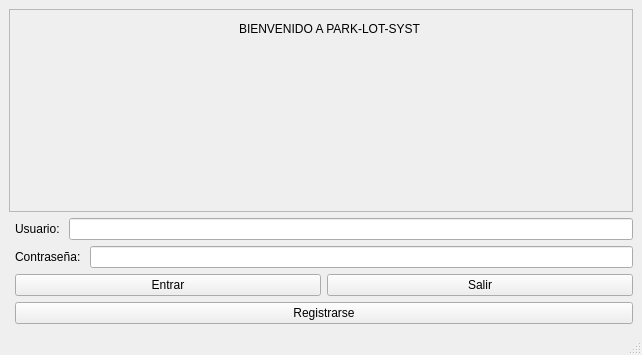
Jheb1024/Park_lot_System, file ParkingLotSystem1.0/inicio_sesion.ui: the form before one commit.
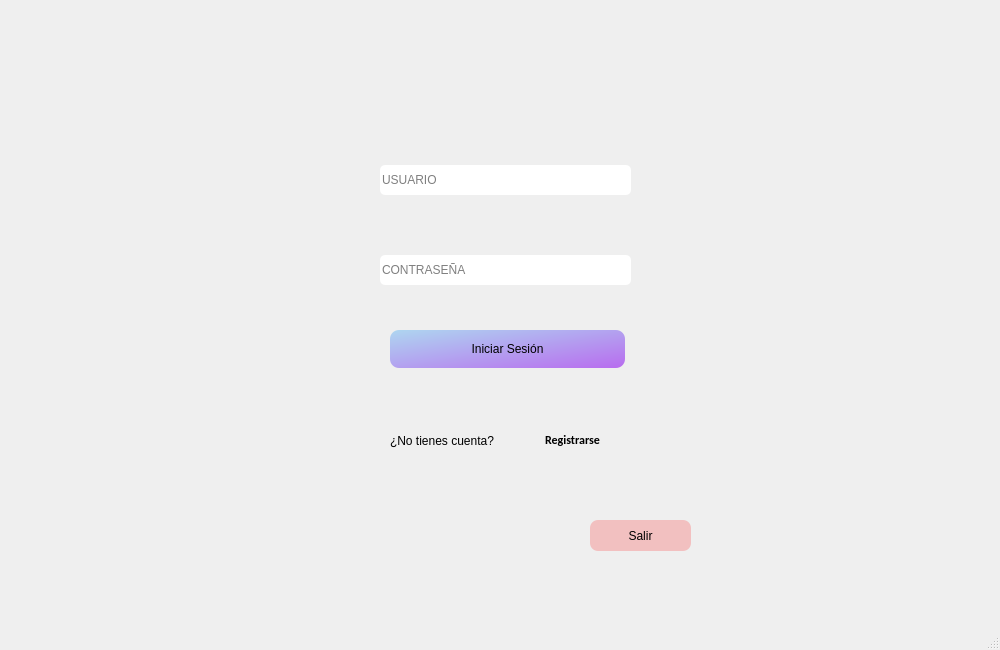
The form after the commit. Icons and pictures are not drawn.

Diff of the .ui file:
```diff
--- a/ParkingLotSystem1.0/inicio_sesion.ui
+++ b/ParkingLotSystem1.0/inicio_sesion.ui
@@ -6,10 +6,19 @@
    <rect>
     <x>0</x>
     <y>0</y>
-    <width>642</width>
-    <height>355</height>
+    <width>1000</width>
+    <height>650</height>
    </rect>
   </property>
+  <property name="maximumSize">
+   <size>
+    <width>1000</width>
+    <height>650</height>
+   </size>
+  </property>
+  <property name="contextMenuPolicy">
+   <enum>Qt::DefaultContextMenu</enum>
+  </property>
   <property name="windowTitle">
    <string>Inicio_Sesion</string>
   </property>
@@ -17,132 +26,267 @@
    <iconset>
     <normaloff>icono.png</normaloff>icono.png</iconset>
   </property>
+  <property name="toolTip">
+   <string/>
+  </property>
+  <property name="layoutDirection">
+   <enum>Qt::LeftToRight</enum>
+  </property>
+  <property name="autoFillBackground">
+   <bool>true</bool>
+  </property>
+  <property name="styleSheet">
+   <string notr="true"/>
+  </property>
   <widget class="QWidget" name="centralwidget">
-   <layout class="QVBoxLayout" name="verticalLayout_4">
-    <item>
-     <widget class="QFrame" name="frame_2">
-      <property name="frameShape">
-       <enum>QFrame::StyledPanel</enum>
-      </property>
-      <property name="frameShadow">
-       <enum>QFrame::Raised</enum>
-      </property>
-      <widget class="QLabel" name="label_4">
-       <property name="geometry">
-        <rect>
-         <x>230</x>
-         <y>10</y>
-         <width>181</width>
-         <height>20</height>
-        </rect>
-       </property>
-       <property name="text">
-        <string>BIENVENIDO A PARK-LOT-SYSTEM</string>
-       </property>
-      </widget>
-     </widget>
-    </item>
-    <item>
-     <layout class="QHBoxLayout" name="horizontalLayout_5">
+   <property name="styleSheet">
+    <string notr="true">#centralwidget{
+	border-image: url(:/Img/F4.png);
+}
+
+#InicioSesion{
+border-image: url(:/Img/F2.jfif);
+border-radius: 8px;
+
+}
+
+
+</string>
+   </property>
+   <widget class="QWidget" name="InicioSesion" native="true">
+    <property name="geometry">
+     <rect>
+      <x>310</x>
+      <y>60</y>
+      <width>380</width>
+      <height>450</height>
+     </rect>
+    </property>
+    <property name="sizePolicy">
+     <sizepolicy hsizetype="Preferred" vsizetype="Preferred">
+      <horstretch>0</horstretch>
+      <verstretch>0</verstretch>
+     </sizepolicy>
+    </property>
+    <property name="maximumSize">
+     <size>
+      <width>400</width>
+      <height>450</height>
+     </size>
+    </property>
+    <property name="styleSheet">
+     <string notr="true"/>
+    </property>
+    <widget class="QWidget" name="layoutWidget">
+     <property name="geometry">
+      <rect>
+       <x>70</x>
+       <y>90</y>
+       <width>251</width>
+       <height>61</height>
+      </rect>
+     </property>
+     <layout class="QHBoxLayout" name="horizontalLayout">
       <item>
-       <widget class="QFrame" name="frame">
-        <property name="frameShape">
-         <enum>QFrame::StyledPanel</enum>
+       <widget class="QLineEdit" name="Usuario_lineEdit">
+        <property name="maximumSize">
+         <size>
+          <width>16777215</width>
+          <height>30</height>
+         </size>
         </property>
-        <property name="frameShadow">
-         <enum>QFrame::Raised</enum>
+        <property name="styleSheet">
+         <string notr="true"> border-radius: 5px;</string>
         </property>
-        <widget class="QLabel" name="label_3">
-         <property name="geometry">
-          <rect>
-           <x>80</x>
-           <y>80</y>
-           <width>71</width>
-           <height>16</height>
-          </rect>
-         </property>
-         <property name="text">
-          <string>Logotipo</string>
-         </property>
-        </widget>
+        <property name="placeholderText">
+         <string>USUARIO</string>
+        </property>
        </widget>
       </item>
+     </layout>
+    </widget>
+    <widget class="QWidget" name="layoutWidget">
+     <property name="geometry">
+      <rect>
+       <x>70</x>
+       <y>180</y>
+       <width>251</width>
+       <height>61</height>
+      </rect>
+     </property>
+     <layout class="QHBoxLayout" name="horizontalLayout_2">
       <item>
-       <layout class="QVBoxLayout" name="verticalLayout_3">
-        <item>
-         <layout class="QVBoxLayout" name="verticalLayout">
-          <item>
-           <layout class="QHBoxLayout" name="horizontalLayout">
-            <item>
-             <widget class="QLabel" name="label">
-              <property name="text">
-               <string>Usuario: </string>
-              </property>
-             </widget>
-            </item>
-            <item>
-             <widget class="QLineEdit" name="Usuario_lineEdit"/>
-            </item>
-           </layout>
-          </item>
-          <item>
-           <layout class="QHBoxLayout" name="horizontalLayout_2">
-            <item>
-             <widget class="QLabel" name="label_2">
-              <property name="text">
-               <string>Contraseña: </string>
-              </property>
-             </widget>
-            </item>
-            <item>
-             <widget class="QLineEdit" name="Contraseya_lineEdit">
-              <property name="echoMode">
-               <enum>QLineEdit::Password</enum>
-              </property>
-             </widget>
-            </item>
-           </layout>
-          </item>
-         </layout>
-        </item>
-        <item>
-         <layout class="QVBoxLayout" name="verticalLayout_2">
-          <item>
-           <layout class="QHBoxLayout" name="horizontalLayout_3">
-            <item>
-             <widget class="QPushButton" name="Entrar_pushButton">
-              <property name="text">
-               <string>Entrar</string>
-              </property>
-             </widget>
-            </item>
-            <item>
-             <widget class="QPushButton" name="Cancelar_pushButton">
-              <property name="text">
-               <string>Salir</string>
-              </property>
-             </widget>
-            </item>
-           </layout>
-          </item>
-          <item>
-           <layout class="QHBoxLayout" name="horizontalLayout_4">
-            <item>
-             <widget class="QPushButton" name="Registrarse_pushButton">
-              <property name="text">
-               <string>Registrarse</string>
-              </property>
-             </widget>
-            </item>
-           </layout>
-          </item>
-         </layout>
-        </item>
-       </layout>
+       <widget class="QLineEdit" name="Contraseya_lineEdit">
+        <property name="sizePolicy">
+         <sizepolicy hsizetype="Expanding" vsizetype="Fixed">
+          <horstretch>39</horstretch>
+          <verstretch>39</verstretch>
+         </sizepolicy>
+        </property>
+        <property name="minimumSize">
+         <size>
+          <width>0</width>
+          <height>30</height>
+         </size>
+        </property>
+        <property name="styleSheet">
+         <string notr="true"> border-radius: 5px;</string>
+        </property>
+        <property name="echoMode">
+         <enum>QLineEdit::Password</enum>
+        </property>
+        <property name="placeholderText">
+         <string>CONTRASEÑA</string>
+        </property>
+       </widget>
       </item>
      </layout>
-    </item>
-   </layout>
+    </widget>
+    <widget class="QPushButton" name="Entrar_pushButton">
+     <property name="geometry">
+      <rect>
+       <x>80</x>
+       <y>270</y>
+       <width>235</width>
+       <height>38</height>
+      </rect>
+     </property>
+     <property name="font">
+      <font>
+       <pointsize>9</pointsize>
+      </font>
+     </property>
+     <property name="styleSheet">
+      <string notr="true">QPushButton{
+border-width: 0px;
+border-radius: 9px;
+background-color: qlineargradient(spread:pad, x1:0, y1:0, x2:1, y2:1, stop:0 rgb(174, 214, 240), stop:1 rgb(184, 108, 239));}
+
+QPushButton:hover{
+	background-color: rgb(154,158,218);
+    border-radius: 9px;
+	color: black;
+    selection-color: white;  
+    padding: 2px 4px;
+
+}
+</string>
+     </property>
+     <property name="text">
+      <string>Iniciar Sesión</string>
+     </property>
+    </widget>
+    <widget class="QWidget" name="horizontalLayoutWidget">
+     <property name="geometry">
+      <rect>
+       <x>80</x>
+       <y>360</y>
+       <width>241</width>
+       <height>41</height>
+      </rect>
+     </property>
+     <layout class="QHBoxLayout" name="horizontalLayout_3">
+      <item>
+       <widget class="QLabel" name="label_3">
+        <property name="font">
+         <font>
+          <pointsize>9</pointsize>
+         </font>
+        </property>
+        <property name="text">
+         <string>¿No tienes cuenta?</string>
+        </property>
+       </widget>
+      </item>
+      <item>
+       <widget class="QPushButton" name="Registrarse_pushButton">
+        <property name="font">
+         <font>
+          <family>Calibri</family>
+          <pointsize>9</pointsize>
+          <weight>75</weight>
+          <bold>true</bold>
+         </font>
+        </property>
+        <property name="styleSheet">
+         <string notr="true">QPushButton{
+border-width: 0px;
+ border-radius: 3px;
+background-color:transparent;}
+
+QPushButton:hover{
+   color: rgb(79,90,229);
+	background-color: transparent;
+	font: 75 10pt &quot;Calibri&quot;;
+}
+</string>
+        </property>
+        <property name="text">
+         <string>Registrarse</string>
+        </property>
+        <property name="iconSize">
+         <size>
+          <width>30</width>
+          <height>30</height>
+         </size>
+        </property>
+       </widget>
+      </item>
+     </layout>
+    </widget>
+   </widget>
+   <widget class="QPushButton" name="Cancelar_pushButton">
+    <property name="geometry">
+     <rect>
+      <x>590</x>
+      <y>520</y>
+      <width>101</width>
+      <height>31</height>
+     </rect>
+    </property>
+    <property name="font">
+     <font>
+      <pointsize>9</pointsize>
+      <weight>50</weight>
+      <bold>false</bold>
+     </font>
+    </property>
+    <property name="styleSheet">
+     <string notr="true">QPushButton{
+border-width: 0px;
+border-radius: 8px;
+background: rgb(254, 0, 0, 50);}
+
+QPushButton:hover{
+	background-color: rgba(154,158,218);
+    border-radius: 9px;
+	color: black;
+    selection-color: white;  
+    padding: 2px 4px;
+
+}
+</string>
+    </property>
+    <property name="text">
+     <string>Salir</string>
+    </property>
+   </widget>
+   <widget class="QLabel" name="label_4">
+    <property name="geometry">
+     <rect>
+      <x>310</x>
+      <y>20</y>
+      <width>371</width>
+      <height>111</height>
+     </rect>
+    </property>
+    <property name="styleSheet">
+     <string notr="true">image: url(:/Img/logo.png);</string>
+    </property>
+    <property name="text">
+     <string/>
+    </property>
+   </widget>
   </widget>
   <widget class="QMenuBar" name="menubar">
    <property name="geometry">
```
Left out of the diff: 4 changed lines with no effect on the pictures.
